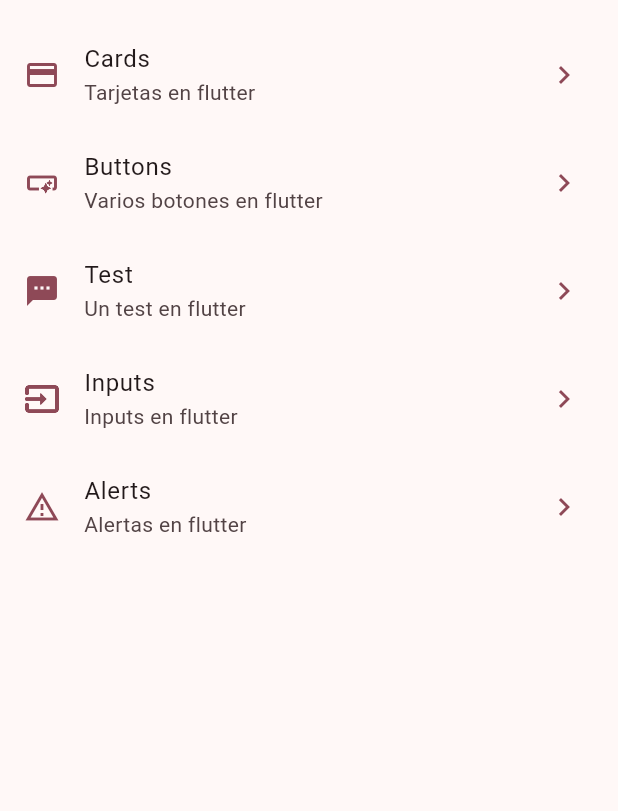
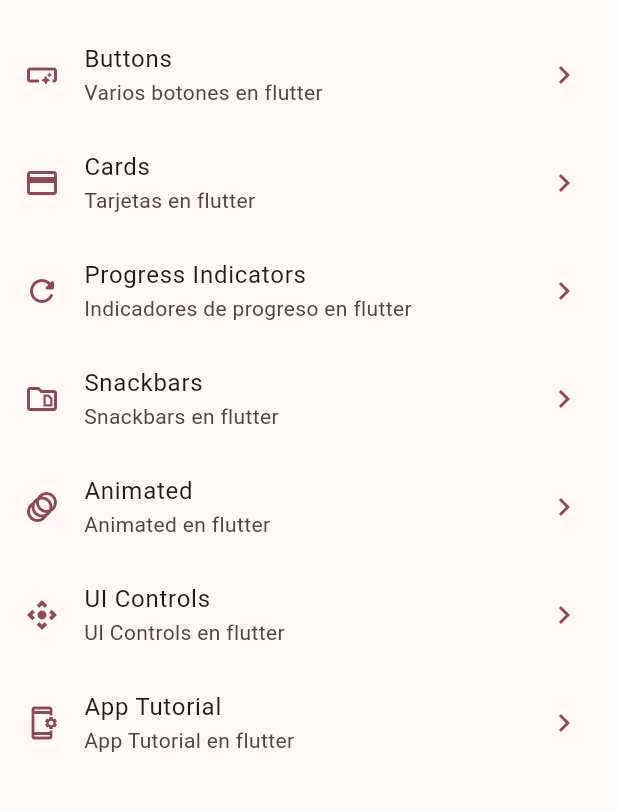
Before and after one commit to brihanPenayo/widgep_app, a Flutter app: the screen it shows after launch, on a phone screen of 412 x 824 dp, the part 63-874 px from its top. Run offline on Flutter 3.47's test engine with Material 3 defaults, Android fonts, the phone set to English and light mode, and no system bars; our stand-ins replace go_router.

Commit message:
progress indicators terminado

```diff
--- a/lib/config/menuItems/menu_items.dart
+++ b/lib/config/menuItems/menu_items.dart
@@ -15,28 +15,38 @@ class MenuItems {
 
 const appMenuItems = <MenuItems>[
   MenuItems(
+      title: 'Buttons',
+      link: '/buttons',
+      subTitle: 'Varios botones en flutter',
+      icon: Icons.smart_button_rounded),
+  MenuItems(
       title: 'Cards',
       link: '/cards',
       subTitle: 'Tarjetas en flutter',
       icon: Icons.credit_card_outlined),
   MenuItems(
-      title: 'Buttons',
-      link: '/buttons',
-      subTitle: 'Varios botones en flutter',
-      icon: Icons.smart_button_outlined),
+      title: 'Progress Indicators',
+      link: '/progress',
+      subTitle: 'Indicadores de progreso en flutter',
+      icon: Icons.refresh_rounded),
   MenuItems(
-      title: 'Test',
-      link: '/test',
-      subTitle: 'Un test en flutter',
-      icon: Icons.textsms),
+      title: 'Snackbars',
+      link: '/snackbar',
+      subTitle: 'Snackbars en flutter',
+      icon: Icons.snippet_folder_outlined),
   MenuItems(
-      title: 'Inputs',
-      link: '/inputs',
-      subTitle: 'Inputs en flutter',
-      icon: Icons.input_outlined),
+      title: 'Animated',
+      link: '/animated',
+      subTitle: 'Animated en flutter',
+      icon: Icons.animation_outlined),
   MenuItems(
-      title: 'Alerts',
-      link: '/alerts',
-      subTitle: 'Alertas en flutter',
-      icon: Icons.warning_amber_outlined)
+      title: 'UI Controls',
+      link: '/ui-controls',
+      subTitle: 'UI Controls en flutter',
+      icon: Icons.control_camera_sharp),
+  MenuItems(
+      title: 'App Tutorial',
+      link: '/app-tutorial',
+      subTitle: 'App Tutorial en flutter',
+      icon: Icons.app_settings_alt_outlined)
 ];
--- a/lib/config/router/app_router.dart
+++ b/lib/config/router/app_router.dart
@@ -21,5 +21,35 @@ final appRouter = GoRouter(
       name: ButtonsScreen.name,
       builder: (context, state) => const ButtonsScreen(),
     ),
+    GoRoute(
+      path: '/infinite-scroll',
+      name: InfiniteScrollScreen.name,
+      builder: (context, state) => const InfiniteScrollScreen(),
+    ),
+    GoRoute(
+      path: '/snackbar',
+      name: SnackbarScreen.name,
+      builder: (context, state) => const SnackbarScreen(),
+    ),
+    GoRoute(
+      path: '/progress',
+      name: ProgressScreen.name,
+      builder: (context, state) => const ProgressScreen(),
+    ),
+    GoRoute(
+      path: '/ui-controls',
+      name: UiControlsScreen.name,
+      builder: (context, state) => const UiControlsScreen(),
+    ),
+    GoRoute(
+      path: '/animated',
+      name: AnimatedScreen.name,
+      builder: (context, state) => const AnimatedScreen(),
+    ),
+    GoRoute(
+      path: '/app-tutorial',
+      name: AppTutorialScreen.name,
+      builder: (context, state) => const AppTutorialScreen(),
+    ),
   ],
 );
--- a/lib/main.dart
+++ b/lib/main.dart
@@ -1,6 +1,6 @@
 import 'package:flutter/material.dart';
-import 'package:widgep_app/config/router/app_router.dart';
-import 'package:widgep_app/config/theme/app_theme.dart';
+import 'package:widget_app/config/router/app_router.dart';
+import 'package:widget_app/config/theme/app_theme.dart';
 
 void main() {
   runApp(const MainApp());
--- a/lib/presentation/screens/home/home_screen.dart
+++ b/lib/presentation/screens/home/home_screen.dart
@@ -1,6 +1,6 @@
 import 'package:flutter/material.dart';
 import 'package:go_router/go_router.dart';
-import 'package:widgep_app/config/menuItems/menu_items.dart';
+import 'package:widget_app/config/menuItems/menu_items.dart';
 
 class HomeScreen extends StatelessWidget {
   static const String name = 'home-screen';
--- a/lib/presentation/screens/screens.dart
+++ b/lib/presentation/screens/screens.dart
@@ -1,9 +1,9 @@
-export 'package:widgep_app/presentation/screens/buttons/buttons_screen.dart';
-export 'package:widgep_app/presentation/screens/cards/cards_screen.dart';
-export 'package:widgep_app/presentation/screens/home/home_screen.dart';
-export 'package:widgep_app/presentation/screens/infinite_scroll/infinite_scroll_screen.dart';
-export 'package:widgep_app/presentation/screens/progress/progress_screen.dart';
-export 'package:widgep_app/presentation/screens/snackbar/snackbar_screen.dart';
-export 'package:widgep_app/presentation/screens/ui_controls/ui_controls_screen.dart';
-export 'package:widgep_app/presentation/screens/animated/animated_screen.dart';
-export 'package:widgep_app/presentation/screens/app_tutorial/app_tutorial_screen.dart';
+export 'package:widget_app/presentation/screens/buttons/buttons_screen.dart';
+export 'package:widget_app/presentation/screens/cards/cards_screen.dart';
+export 'package:widget_app/presentation/screens/home/home_screen.dart';
+export 'package:widget_app/presentation/screens/infinite_scroll/infinite_scroll_screen.dart';
+export 'package:widget_app/presentation/screens/progress/progress_screen.dart';
+export 'package:widget_app/presentation/screens/snackbar/snackbar_screen.dart';
+export 'package:widget_app/presentation/screens/ui_controls/ui_controls_screen.dart';
+export 'package:widget_app/presentation/screens/animated/animated_screen.dart';
+export 'package:widget_app/presentation/screens/app_tutorial/app_tutorial_screen.dart';
--- a/pubspec.yaml
+++ b/pubspec.yaml
@@ -1,4 +1,4 @@
-name: widgep_app
+name: widget_app
 description: A new Flutter project.
 publish_to: "none"
 version: 0.1.0
```
Also changed, not shown: lib/presentation/screens/progress/progress_screen.dart (+65 -1 lines), 5 other files.
